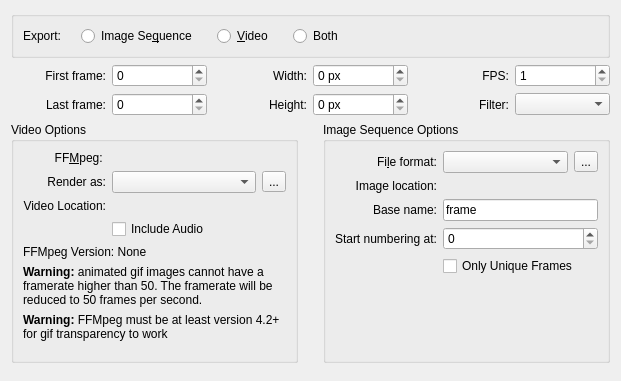
KDE/krita, file libs/ui/animation/wdg_animationrenderer.ui: the form before one commit.
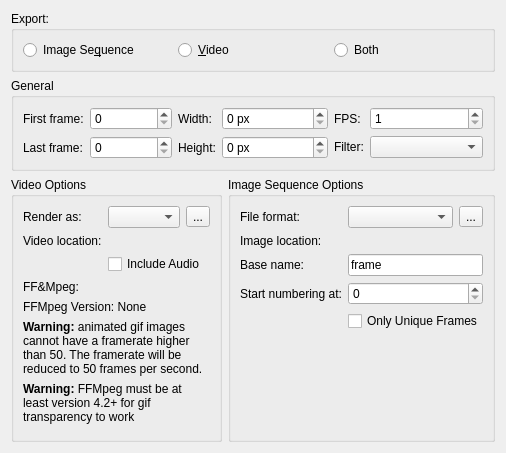
The form after the commit. Custom widgets are drawn as their Qt base class.

Commit message:
KisDlgAnimationRenderer: improve accessibility
Part-of: <https://invent.kde.org/graphics/krita/-/merge_requests/1772>

What changed in the file:
```diff
--- a/libs/ui/animation/wdg_animationrenderer.ui
+++ b/libs/ui/animation/wdg_animationrenderer.ui
@@ -6,40 +6,16 @@
   </author>
  <class>WdgAnimationRenderer</class>
  <widget class="QWidget" name="WdgAnimationRenderer">
-  <property name="geometry">
-   <rect>
-    <x>0</x>
-    <y>0</y>
-    <width>621</width>
-    <height>381</height>
-   </rect>
-  </property>
-  <property name="sizePolicy">
-   <sizepolicy hsizetype="MinimumExpanding" vsizetype="Minimum">
-    <horstretch>0</horstretch>
-    <verstretch>0</verstretch>
-   </sizepolicy>
-  </property>
   <property name="windowTitle">
    <string>Animation Renderer Image</string>
   </property>
   <layout class="QVBoxLayout" name="verticalLayout_3">
    <item>
-    <widget class="QGroupBox" name="exportGroup">
-     <layout class="QHBoxLayout" name="horizontalLayout_4">
-      <property name="spacing">
-       <number>20</number>
-      </property>
-      <property name="rightMargin">
-       <number>1</number>
-      </property>
-      <item>
-       <widget class="QLabel" name="label_10">
-        <property name="text">
+    <widget class="QGroupBox" name="grpExportType">
+     <property name="title">
          <string>Export:</string>
         </property>
-       </widget>
-      </item>
+     <layout class="QHBoxLayout" name="horizontalLayout">
       <item>
        <widget class="QRadioButton" name="shouldExportOnlyImageSequence">
         <property name="text">
@@ -61,190 +37,180 @@
         </property>
        </widget>
       </item>
-      <item>
-       <spacer name="horizontalSpacer">
-        <property name="orientation">
-         <enum>Qt::Horizontal</enum>
-        </property>
-        <property name="sizeHint" stdset="0">
-         <size>
-          <width>40</width>
-          <height>20</height>
-         </size>
-        </property>
-       </spacer>
-      </item>
      </layout>
     </widget>
    </item>
    <item>
-    <layout class="QGridLayout" name="gridLayout_3">
-     <item column="1" row="0">
-      <widget class="QSpinBox" name="intStart">
-       <property name="sizePolicy">
-        <sizepolicy hsizetype="Preferred" vsizetype="Fixed">
-         <horstretch>0</horstretch>
-         <verstretch>0</verstretch>
-        </sizepolicy>
-       </property>
-      </widget>
-     </item>
-     <item column="0" row="0">
+    <widget class="QGroupBox" name="grpGeneralOptions">
+     <property name="title">
+      <string>General</string>
+     </property>
+     <layout class="QGridLayout" name="gridLayout" columnstretch="1,1,1">
+      <item row="0" column="0">
+       <widget class="QWidget" name="widget_2" native="true">
+        <layout class="QFormLayout" name="formLayout_3">
+         <property name="leftMargin">
+          <number>0</number>
+         </property>
+         <property name="topMargin">
+          <number>0</number>
+         </property>
+         <property name="rightMargin">
+          <number>0</number>
+         </property>
+         <property name="bottomMargin">
+          <number>0</number>
+         </property>
+         <item row="0" column="0">
       <widget class="QLabel" name="label_3">
        <property name="text">
         <string>First frame:</string>
        </property>
-       <property name="alignment">
-        <set>Qt::AlignRight|Qt::AlignTrailing|Qt::AlignVCenter</set>
-       </property>
-      </widget>
-     </item>
-     <item column="4" row="0">
-      <widget class="QLabel" name="fpsLabel">
-       <property name="layoutDirection">
-        <enum>Qt::LeftToRight</enum>
-       </property>
-       <property name="text">
-        <string>FPS:</string>
-       </property>
-       <property name="alignment">
-        <set>Qt::AlignRight|Qt::AlignTrailing|Qt::AlignVCenter</set>
-       </property>
-      </widget>
-     </item>
-     <item column="5" row="0">
-      <widget class="QSpinBox" name="intFramesPerSecond">
-       <property name="minimum">
-        <number>1</number>
-       </property>
-       <property name="singleStep">
-        <number>1</number>
-       </property>
-      </widget>
-     </item>
-     <item column="1" row="1">
-      <widget class="QSpinBox" name="intEnd">
-       <property name="sizePolicy">
-        <sizepolicy hsizetype="Preferred" vsizetype="Fixed">
-         <horstretch>0</horstretch>
-         <verstretch>0</verstretch>
-        </sizepolicy>
-       </property>
-       <property name="maximum">
-        <number>10000</number>
-       </property>
-      </widget>
-     </item>
-     <item column="0" row="1">
+          </widget>
+         </item>
+         <item row="0" column="1">
+          <widget class="QSpinBox" name="intStart"/>
+         </item>
+         <item row="1" column="0">
       <widget class="QLabel" name="label_4">
        <property name="text">
         <string>Last frame:</string>
        </property>
-       <property name="alignment">
-        <set>Qt::AlignRight|Qt::AlignTrailing|Qt::AlignVCenter</set>
-       </property>
-      </widget>
-     </item>
-     <item column="3" row="0">
-      <widget class="QSpinBox" name="intWidth">
-       <property name="sizePolicy">
-        <sizepolicy hsizetype="Preferred" vsizetype="Fixed">
-         <horstretch>0</horstretch>
-         <verstretch>0</verstretch>
-        </sizepolicy>
-       </property>
-       <property name="suffix">
-        <string> px</string>
-       </property>
-      </widget>
-     </item>
-     <item column="2" row="0">
+          </widget>
+         </item>
+         <item row="1" column="1">
+          <widget class="QSpinBox" name="intEnd">
+           <property name="maximum">
+            <number>10000</number>
+           </property>
+          </widget>
+         </item>
+        </layout>
+       </widget>
+      </item>
+      <item row="0" column="1">
+       <widget class="QWidget" name="widget" native="true">
+        <layout class="QFormLayout" name="formLayout_4">
+         <property name="leftMargin">
+          <number>0</number>
+         </property>
+         <property name="topMargin">
+          <number>0</number>
+         </property>
+         <property name="rightMargin">
+          <number>0</number>
+         </property>
+         <property name="bottomMargin">
+          <number>0</number>
+         </property>
+         <item row="0" column="0">
       <widget class="QLabel" name="lblWidth">
-       <property name="sizePolicy">
-        <sizepolicy hsizetype="Preferred" vsizetype="Preferred">
-         <horstretch>0</horstretch>
-         <verstretch>0</verstretch>
-        </sizepolicy>
-       </property>
        <property name="text">
         <string>Width:</string>
        </property>
-       <property name="alignment">
-        <set>Qt::AlignRight|Qt::AlignTrailing|Qt::AlignVCenter</set>
+          </widget>
+         </item>
+         <item row="0" column="1">
+          <widget class="QSpinBox" name="intWidth">
+           <property name="suffix">
+            <string> px</string>
        </property>
       </widget>
      </item>
-     <item column="2" row="1">
+         <item row="1" column="0">
       <widget class="QLabel" name="lblHeight">
        <property name="text">
         <string>Height:</string>
        </property>
-       <property name="alignment">
-        <set>Qt::AlignRight|Qt::AlignTrailing|Qt::AlignVCenter</set>
-       </property>
-      </widget>
-     </item>
-     <item column="3" row="1">
+          </widget>
+         </item>
+         <item row="1" column="1">
       <widget class="QSpinBox" name="intHeight">
-       <property name="sizePolicy">
-        <sizepolicy hsizetype="Preferred" vsizetype="Fixed">
-         <horstretch>0</horstretch>
-         <verstretch>0</verstretch>
-        </sizepolicy>
-       </property>
        <property name="suffix">
         <string> px</string>
        </property>
       </widget>
      </item>
-     <item column="4" row="1">
+        </layout>
+       </widget>
+      </item>
+      <item row="0" column="2">
+       <widget class="QWidget" name="widget_3" native="true">
+        <layout class="QFormLayout" name="formLayout_5">
+         <property name="leftMargin">
+          <number>0</number>
+         </property>
+         <property name="topMargin">
+          <number>0</number>
+         </property>
+         <property name="rightMargin">
+          <number>0</number>
+         </property>
+         <property name="bottomMargin">
+          <number>0</number>
+         </property>
+         <item row="0" column="0">
+          <widget class="QLabel" name="fpsLabel">
+           <property name="text">
+            <string>FPS:</string>
+           </property>
+          </widget>
+         </item>
+         <item row="0" column="1">
+          <widget class="QSpinBox" name="intFramesPerSecond">
+           <property name="minimum">
+            <number>1</number>
+           </property>
+           <property name="singleStep">
+            <number>1</number>
+           </property>
+          </widget>
+         </item>
+         <item row="1" column="0">
       <widget class="QLabel" name="scaleFilterLabel">
-       <property name="layoutDirection">
-        <enum>Qt::LeftToRight</enum>
-       </property>
        <property name="text">
         <string comment="Resize intepolation method list label">Filter:</string>
        </property>
-       <property name="alignment">
-        <set>Qt::AlignRight|Qt::AlignTrailing|Qt::AlignVCenter</set>
-       </property>
-      </widget>
-     </item>
-     <item column="5" row="1">
+          </widget>
+         </item>
+         <item row="1" column="1">
       <widget class="QComboBox" name="cmbScaleFilter"/>
      </item>
     </layout>
+       </widget>
+      </item>
+     </layout>
+    </widget>
    </item>
    <item>
-    <layout class="QHBoxLayout" name="horizontalLayout_5">
-     <property name="spacing">
-      <number>25</number>
+    <widget class="QWidget" name="grpOptionsByType" native="true">
+     <layout class="QHBoxLayout" name="horizontalLayout_5" stretch="1,1">
+      <property name="leftMargin">
+       <number>0</number>
+      </property>
+      <property name="topMargin">
+       <number>0</number>
+      </property>
+      <property name="rightMargin">
+       <number>0</number>
+      </property>
+      <property name="bottomMargin">
+       <number>0</number>
      </property>
      <item>
       <widget class="QGroupBox" name="videoOptionsGroup">
-       <property name="sizePolicy">
-        <sizepolicy hsizetype="Preferred" vsizetype="Preferred">
-         <horstretch>0</horstretch>
-         <verstretch>0</verstretch>
-        </sizepolicy>
-       </property>
        <property name="title">
         <string>Video Options</string>
        </property>
-       <layout class="QVBoxLayout" name="verticalLayout">
-        <item>
-         <layout class="QGridLayout" name="gridLayout">
-          <item column="1" row="2">
-           <widget class="KisFileNameRequester" name="videoFilename" native="true">
-            <property name="sizePolicy">
-             <sizepolicy hsizetype="Preferred" vsizetype="Preferred">
-              <horstretch>1</horstretch>
-              <verstretch>0</verstretch>
-             </sizepolicy>
+        <layout class="QFormLayout" name="formLayout">
+         <item row="0" column="0">
+          <widget class="QLabel" name="label_6">
+           <property name="text">
+            <string>Render as:</string>
             </property>
            </widget>
           </item>
-          <item column="1" row="1">
+         <item row="0" column="1">
            <layout class="QHBoxLayout" name="horizontalLayout_3">
             <item>
              <widget class="QComboBox" name="cmbRenderType"/>
@@ -261,65 +227,41 @@
             </item>
            </layout>
           </item>
-          <item column="0" row="0">
-           <widget class="QLabel" name="label_9">
-            <property name="text">
-             <string>FF&amp;Mpeg: </string>
-            </property>
-            <property name="alignment">
-             <set>Qt::AlignRight|Qt::AlignTrailing|Qt::AlignVCenter</set>
-            </property>
-            <property name="buddy">
-             <cstring>ffmpegLocation</cstring>
-            </property>
-           </widget>
-          </item>
-          <item column="1" row="0">
-           <widget class="KisFileNameRequester" name="ffmpegLocation" native="true"/>
-          </item>
-          <item column="0" row="1">
-           <widget class="QLabel" name="label_6">
-            <property name="text">
-             <string>Render as:</string>
-            </property>
-            <property name="alignment">
-             <set>Qt::AlignRight|Qt::AlignTrailing|Qt::AlignVCenter</set>
-            </property>
-           </widget>
-          </item>
-          <item column="0" row="2">
+         <item row="1" column="0">
            <widget class="QLabel" name="label_7">
             <property name="text">
-             <string>Video Location:</string>
-            </property>
-            <property name="alignment">
-             <set>Qt::AlignRight|Qt::AlignTrailing|Qt::AlignVCenter</set>
+            <string>Video location:</string>
             </property>
            </widget>
           </item>
-          <item column="1" row="4">
+         <item row="1" column="1">
+          <widget class="KisFileNameRequester" name="videoFilename" native="true"/>
+         </item>
+         <item row="2" column="1">
            <widget class="QCheckBox" name="chkIncludeAudio">
-            <property name="sizePolicy">
-             <sizepolicy hsizetype="Preferred" vsizetype="Fixed">
-              <horstretch>0</horstretch>
-              <verstretch>0</verstretch>
-             </sizepolicy>
-            </property>
             <property name="text">
              <string>Include Audio</string>
             </property>
            </widget>
           </item>
-         </layout>
-        </item>
-        <item>
+         <item row="3" column="0">
+          <widget class="QLabel" name="label_9">
+           <property name="text">
+            <string>FF&amp;Mpeg: </string>
+           </property>
+          </widget>
+         </item>
+         <item row="3" column="1">
+          <widget class="KisFileNameRequester" name="ffmpegLocation" native="true"/>
+         </item>
+         <item row="4" column="0" colspan="2">
          <widget class="QLabel" name="lblFFMpegVersion">
           <property name="text">
              <string>FFMpeg Version: None</string>
           </property>
          </widget>
         </item>
-        <item>
+         <item row="5" column="0" colspan="2">
          <widget class="QLabel" name="lblGifWarningFPS">
           <property name="text">
            <string>&lt;html&gt;&lt;head/&gt;&lt;body&gt;&lt;p&gt;&lt;span style=&quot; font-weight:600;&quot;&gt;Warning:&lt;/span&gt; animated gif images cannot have a framerate higher than 50. The framerate will be reduced to 50 frames per second.&lt;/p&gt;&lt;/body&gt;&lt;/html&gt;</string>
@@ -329,7 +271,7 @@
           </property>
          </widget>
         </item>
-        <item>
+         <item row="6" column="0" colspan="2">
          <widget class="QLabel" name="lblGifWarningFFMpeg">
           <property name="text">
            <string>&lt;html&gt;&lt;head/&gt;&lt;body&gt;&lt;p&gt;&lt;span style=&quot; font-weight:600;&quot;&gt;Warning:&lt;/span&gt; FFMpeg must be at least version 4.2+ for gif transparency to work&lt;/p&gt;&lt;/body&gt;&lt;/html&gt;</string>
@@ -339,15 +281,15 @@
           </property>
          </widget>
         </item>
-        <item>
-         <spacer name="verticalSpacer_2">
+         <item row="7" column="0" colspan="2">
+          <spacer name="verticalSpacer">
           <property name="orientation">
            <enum>Qt::Vertical</enum>
           </property>
           <property name="sizeHint" stdset="0">
            <size>
-            <width>20</width>
-            <height>10</height>
+             <width>0</width>
+             <height>0</height>
            </size>
           </property>
          </spacer>
@@ -360,32 +302,18 @@
        <property name="title">
         <string>Image Sequence Options</string>
        </property>
-       <layout class="QVBoxLayout" name="verticalLayout_2">
-        <item>
-         <layout class="QGridLayout" name="gridLayout_2">
-          <item column="0" row="0">
+        <layout class="QFormLayout" name="formLayout_2">
+         <item row="0" column="0">
            <widget class="QLabel" name="label_8">
             <property name="text">
-             <string>Fi&amp;le format:</string>
-            </property>
-            <property name="alignment">
-             <set>Qt::AlignRight|Qt::AlignTrailing|Qt::AlignVCenter</set>
-            </property>
-            <property name="buddy">
-             <cstring>label_8</cstring>
+            <string>File format:</string>
             </property>
            </widget>
           </item>
-          <item column="1" row="0">
+         <item row="0" column="1">
            <layout class="QHBoxLayout" name="horizontalLayout_2">
             <item>
              <widget class="QComboBox" name="cmbMimetype">
-              <property name="sizePolicy">
-               <sizepolicy hsizetype="Preferred" vsizetype="Fixed">
-                <horstretch>2</horstretch>
-                <verstretch>0</verstretch>
-               </sizepolicy>
-              </property>
               <property name="toolTip">
                <string>Select the file format for the image sequence. If you want to render to video or animated gif, you can only select PNG</string>
               </property>
@@ -403,87 +331,60 @@
             </item>
            </layout>
           </item>
-          <item column="0" row="3">
-           <widget class="QLabel" name="label_5">
+         <item row="1" column="0">
+          <widget class="QLabel" name="label_2">
             <property name="text">
-             <string>Start numbering at:</string>
+            <string>Image location:</string>
             </property>
            </widget>
           </item>
-          <item column="1" row="3">
-           <widget class="QSpinBox" name="sequenceStart">
-            <property name="sizePolicy">
-             <sizepolicy hsizetype="Preferred" vsizetype="Fixed">
-              <horstretch>1</horstretch>
-              <verstretch>0</verstretch>
-             </sizepolicy>
-            </property>
-            <property name="maximum">
-             <number>999</number>
-            </property>
-           </widget>
-          </item>
-          <item column="0" row="2">
+         <item row="1" column="1">
+          <widget class="KisFileNameRequester" name="dirRequester" native="true"/>
+         </item>
+         <item row="2" column="0">
            <widget class="QLabel" name="label">
-            <property name="sizePolicy">
-             <sizepolicy hsizetype="Preferred" vsizetype="Preferred">
-              <horstretch>0</horstretch>
-              <verstretch>0</verstretch>
-             </sizepolicy>
-            </property>
             <property name="text">
              <string>Base name:</string>
             </property>
-            <property name="alignment">
-             <set>Qt::AlignRight|Qt::AlignTrailing|Qt::AlignVCenter</set>
-            </property>
-           </widget>
-          </item>
-          <item column="1" row="2">
+          </widget>
+         </item>
+         <item row="2" column="1">
            <widget class="QLineEdit" name="txtBasename">
             <property name="text">
              <string>frame</string>
             </property>
            </widget>
           </item>
-          <item column="0" row="1">
-           <widget class="QLabel" name="label_2">
+         <item row="3" column="0">
+          <widget class="QLabel" name="label_5">
             <property name="text">
-             <string>Image location:</string>
-            </property>
-            <property name="alignment">
-             <set>Qt::AlignRight|Qt::AlignTrailing|Qt::AlignVCenter</set>
-            </property>
-           </widget>
-          </item>
-          <item column="1" row="1">
-           <widget class="KisFileNameRequester" name="dirRequester" native="true">
-            <property name="sizePolicy">
-             <sizepolicy hsizetype="Preferred" vsizetype="Preferred">
-              <horstretch>1</horstretch>
-              <verstretch>0</verstretch>
-             </sizepolicy>
+            <string>Start numbering at:</string>
+           </property>
+          </widget>
+         </item>
+         <item row="3" column="1">
+          <widget class="QSpinBox" name="sequenceStart">
+           <property name="maximum">
+            <number>999</number>
             </property>
            </widget>
           </item>
-          <item column="1" row="4">
+         <item row="4" column="1">
            <widget class="QCheckBox" name="chkOnlyUniqueFrames">
             <property name="text">
              <string>Only Unique Frames</string>
             </property>
            </widget>
           </item>
-         </layout>
-        </item>
-        <item>
-         <spacer name="verticalSpacer_3">
+         <item row="5" column="0" colspan="2">
+          <spacer name="verticalSpacer_2">
           <property name="orientation">
            <enum>Qt::Vertical</enum>
           </property>
           <property name="sizeHint" stdset="0">
            <size>
-            <width>20</width>
-            <height>10</height>
+             <width>0</width>
+             <height>0</height>
            </size>
           </property>
          </spacer>
@@ -492,19 +393,7 @@
       </widget>
      </item>
     </layout>
-   </item>
-   <item>
-    <spacer name="verticalSpacer">
-     <property name="orientation">
-      <enum>Qt::Vertical</enum>
-     </property>
-     <property name="sizeHint" stdset="0">
-      <size>
-       <width>20</width>
-       <height>10</height>
-      </size>
-     </property>
-    </spacer>
+    </widget>
    </item>
   </layout>
  </widget>
```
Lines whose indentation alone changed are shown as unchanged.
